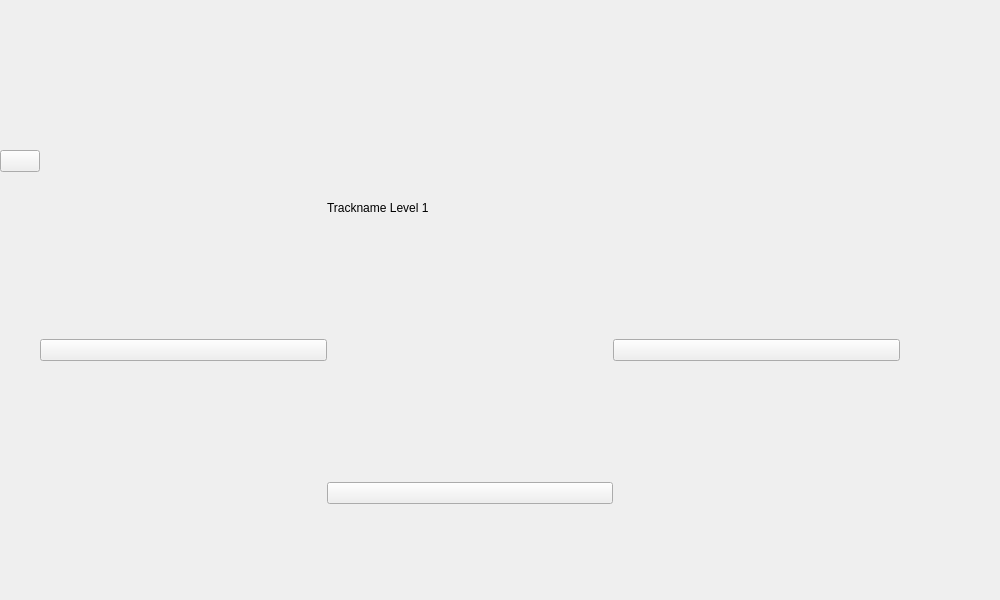
Above: src/mainmenu.ui from CraignRush/IslandRacer before the change. Below: the same form after it.
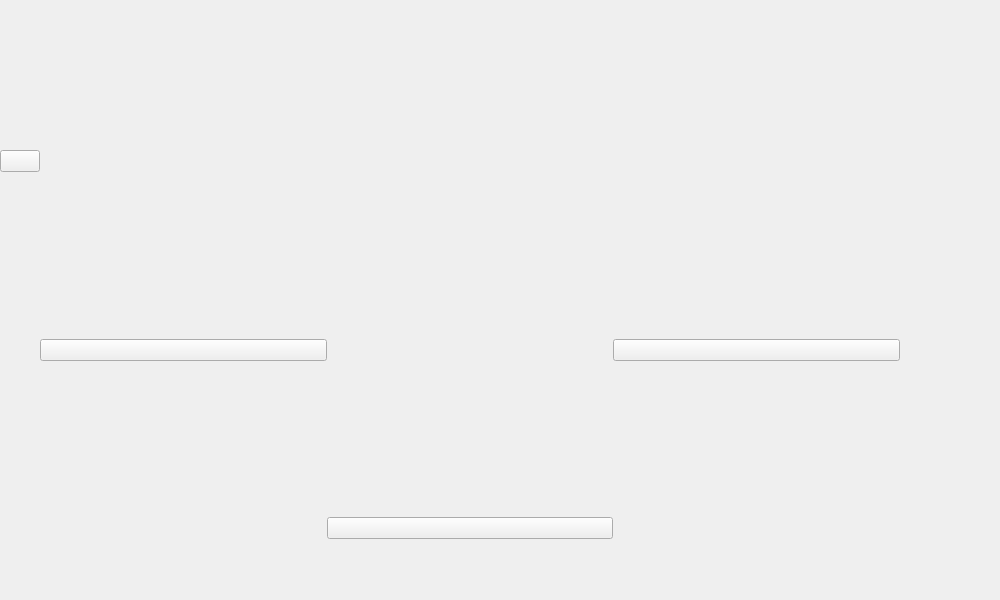
That is the form after the change. The open tabs and pages were chosen to show the change.

Commit message: Tracknames & -pictures included, Font changed, "World" opens fullscreen, Garage nearly done

Patch:
```diff
--- a/src/mainmenu.ui
+++ b/src/mainmenu.ui
@@ -381,13 +381,6 @@
           </property>
          </spacer>
         </item>
-        <item row="2" column="2">
-         <widget class="QLabel" name="level1Trackname">
-          <property name="text">
-           <string>Trackname Level 1</string>
-          </property>
-         </widget>
-        </item>
         <item row="4" column="0">
          <spacer name="verticalSpacer_33">
           <property name="orientation">
@@ -441,33 +434,6 @@
           </property>
          </widget>
         </item>
-        <item row="6" column="2">
-         <widget class="QPushButton" name="level1_2Play">
-          <property name="text">
-           <string/>
-          </property>
-         </widget>
-        </item>
-        <item row="1" column="1">
-         <spacer name="horizontalSpacer_6">
-          <property name="orientation">
-           <enum>Qt::Horizontal</enum>
-          </property>
-          <property name="sizeHint" stdset="0">
-           <size>
-            <width>40</width>
-            <height>20</height>
-           </size>
-          </property>
-         </spacer>
-        </item>
-        <item row="4" column="1">
-         <widget class="QPushButton" name="level1_2Level3">
-          <property name="text">
-           <string/>
-          </property>
-         </widget>
-        </item>
         <item row="1" column="0">
          <widget class="QPushButton" name="level1_2Main">
           <property name="text">
@@ -475,31 +441,12 @@
           </property>
          </widget>
         </item>
-        <item row="2" column="5">
-         <spacer name="verticalSpacer_50">
-          <property name="orientation">
-           <enum>Qt::Vertical</enum>
+        <item row="4" column="1">
+         <widget class="QPushButton" name="level1_2Level3">
+          <property name="text">
+           <string/>
           </property>
-          <property name="sizeHint" stdset="0">
-           <size>
-            <width>20</width>
-            <height>40</height>
-           </size>
-          </property>
-         </spacer>
-        </item>
-        <item row="3" column="5">
-         <spacer name="verticalSpacer_51">
-          <property name="orientation">
-           <enum>Qt::Vertical</enum>
-          </property>
-          <property name="sizeHint" stdset="0">
-           <size>
-            <width>20</width>
-            <height>40</height>
-           </size>
-          </property>
-         </spacer>
+         </widget>
         </item>
         <item row="0" column="0" colspan="6">
          <widget class="QLabel" name="level1Logo">
@@ -526,54 +473,15 @@
           </property>
          </widget>
         </item>
-        <item row="4" column="5">
-         <spacer name="verticalSpacer_52">
+        <item row="1" column="1">
+         <spacer name="horizontalSpacer_6">
           <property name="orientation">
-           <enum>Qt::Vertical</enum>
+           <enum>Qt::Horizontal</enum>
           </property>
           <property name="sizeHint" stdset="0">
            <size>
-            <width>20</width>
-            <height>40</height>
-           </size>
-          </property>
-         </spacer>
-        </item>
-        <item row="5" column="5">
-         <spacer name="verticalSpacer_53">
-          <property name="orientation">
-           <enum>Qt::Vertical</enum>
-          </property>
-          <property name="sizeHint" stdset="0">
-           <size>
-            <width>20</width>
-            <height>40</height>
-           </size>
-          </property>
-         </spacer>
-        </item>
-        <item row="6" column="5">
-         <spacer name="verticalSpacer_54">
-          <property name="orientation">
-           <enum>Qt::Vertical</enum>
-          </property>
-          <property name="sizeHint" stdset="0">
-           <size>
-            <width>20</width>
-            <height>40</height>
-           </size>
-          </property>
-         </spacer>
-        </item>
-        <item row="7" column="5">
-         <spacer name="verticalSpacer_55">
-          <property name="orientation">
-           <enum>Qt::Vertical</enum>
-          </property>
-          <property name="sizeHint" stdset="0">
-           <size>
-            <width>20</width>
-            <height>40</height>
+            <width>40</width>
+            <height>20</height>
            </size>
           </property>
          </spacer>
@@ -594,6 +502,33 @@
           </property>
          </spacer>
         </item>
+        <item row="2" column="2">
+         <widget class="QLabel" name="level1Trackname">
+          <property name="text">
+           <string/>
+          </property>
+         </widget>
+        </item>
+        <item row="7" column="0">
+         <spacer name="verticalSpacer_36">
+          <property name="orientation">
+           <enum>Qt::Vertical</enum>
+          </property>
+          <property name="sizeHint" stdset="0">
+           <size>
+            <width>20</width>
+            <height>40</height>
+           </size>
+          </property>
+         </spacer>
+        </item>
+        <item row="6" column="2" rowspan="2">
+         <widget class="QPushButton" name="level1_2Play">
+          <property name="text">
+           <string/>
+          </property>
+         </widget>
+        </item>
        </layout>
       </widget>
       <widget class="QWidget" name="level2">
```
Left out of the diff: 407 changed lines with no effect on the pictures. The commit also changes 2 other files.
